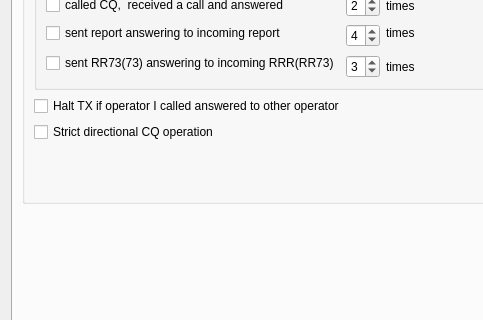
Qt form Configuration.ui (iCassius/JTDX_mod) before a commit; both pictures show x 0 to 483 and y 148 to 468 of the 858 by 691 pixel window.
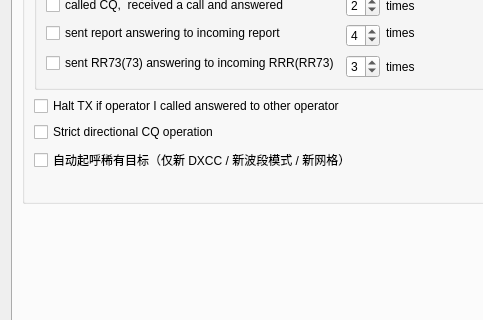
The same form after that commit. The open tabs and pages were chosen to show the change.

Commit message: AutoSeq: add rare target calling policy

```diff
--- a/Configuration.ui
+++ b/Configuration.ui
@@ -2310,6 +2310,16 @@
                     </property>
                    </widget>
                   </item>
+                  <item row="6" column="0">
+                   <widget class="QCheckBox" name="autoCallRareTargets_check_box">
+                    <property name="toolTip">
+                     <string>启用后，空闲时 AutoSeq 仅会自动选择新 DXCC、新 DXCC 波段/模式或新网格（含网格波段/模式），且对方必须发送 CQ、RRR 或 RR73。新呼号、新前缀、CQ/ITU 区及普通已做呼号不会触发自动起呼。仍需手动开启 AutoSeq 和 Enable Tx 才会发射。</string>
+                    </property>
+                    <property name="text">
+                     <string>自动起呼稀有目标（仅新 DXCC / 新波段模式 / 新网格）</string>
+                    </property>
+                   </widget>
+                  </item>
                  </layout>
                 </item>
                 <item>
```
The commit also changes 8 other files.
